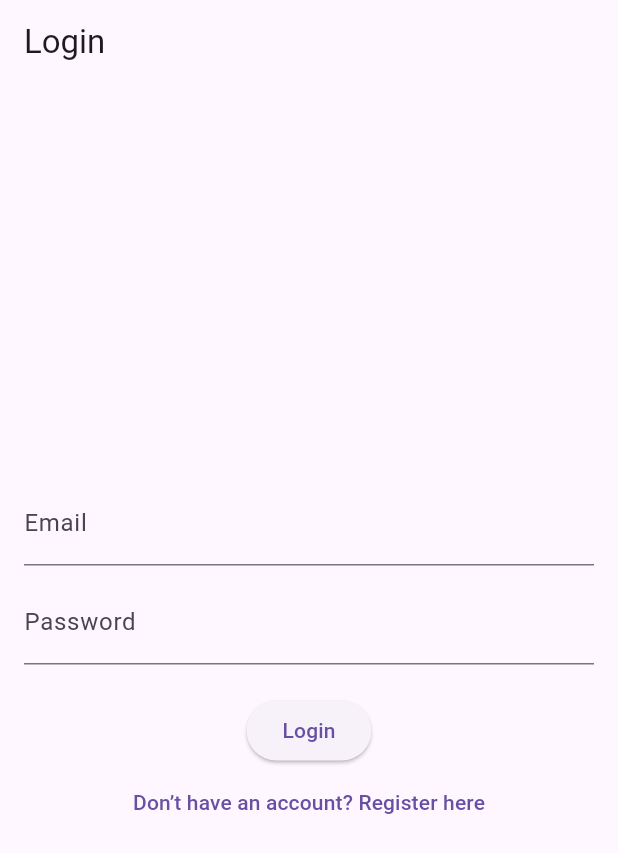
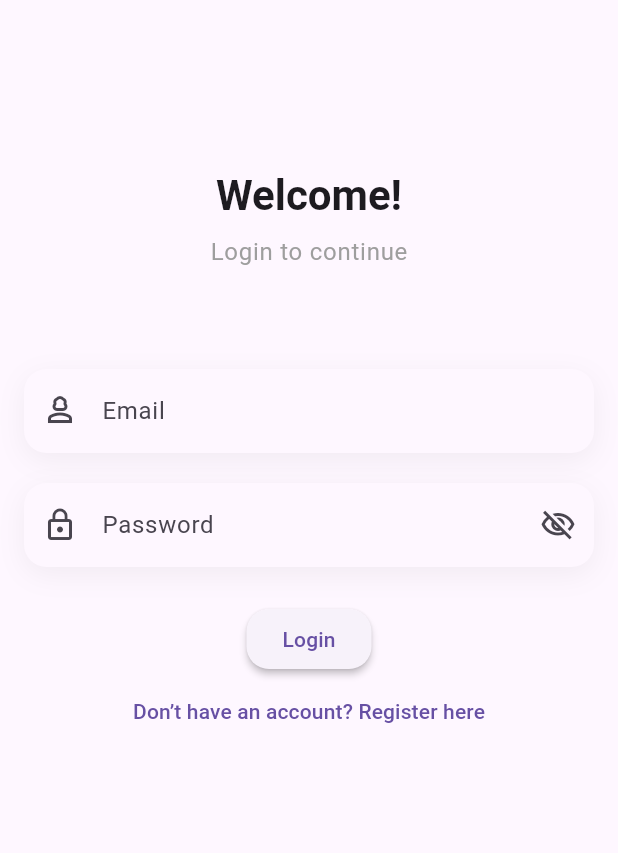
Before and after one commit to ApposoftTech/fullstack_project, a Flutter app: the screen it shows after launch, on a phone screen of 412 x 824 dp. Shown: the top 853 px of the screen. Run offline on Flutter 3.47's test engine with Material 3 defaults, Android fonts, the phone set to English and light mode, and no system bars; our stand-ins replace dio, equatable, flutter_bloc, shared_preferences.

Commit message:
UI Improvements...

```diff
--- a/todo_flutter/lib/screens/login_screen.dart
+++ b/todo_flutter/lib/screens/login_screen.dart
@@ -11,30 +11,152 @@ class LoginScreen extends StatefulWidget {
   _LoginScreenState createState() => _LoginScreenState();
 }
 
-class _LoginScreenState extends State<LoginScreen> {
+class _LoginScreenState extends State<LoginScreen> with SingleTickerProviderStateMixin {
   final TextEditingController emailController = TextEditingController();
   final TextEditingController passwordController = TextEditingController();
+  late AnimationController _animationController;
+  late Animation<double> _fadeAnimation;
+  late Animation<Offset> _slideAnimation;
+  bool _isPasswordVisible = false;
+
+  @override
+  void initState() {
+    super.initState();
+    _animationController = AnimationController(
+      vsync: this,
+      duration: const Duration(milliseconds: 1500),
+    );
+
+    _fadeAnimation = Tween<double>(
+      begin: 0.0,
+      end: 1.0,
+    ).animate(CurvedAnimation(
+      parent: _animationController,
+      curve: Curves.easeIn,
+    ));
+
+    _slideAnimation = Tween<Offset>(
+      begin: const Offset(0, 0.5),
+      end: Offset.zero,
+    ).animate(CurvedAnimation(
+      parent: _animationController,
+      curve: Curves.easeOut,
+    ));
+
+    _animationController.forward();
+  }
+
+  Widget _buildTextField({
+    required TextEditingController controller,
+    required String label,
+    required IconData prefixIcon,
+    bool isPassword = false,
+    bool? isPasswordVisible,
+    VoidCallback? onVisibilityToggle,
+    TextInputType? keyboardType,
+  }) {
+    return Container(
+      decoration: BoxDecoration(
+        color: Theme.of(context).cardColor,
+        borderRadius: BorderRadius.circular(15),
+        boxShadow: [
+          BoxShadow(
+            color: Colors.black.withOpacity(0.05),
+            blurRadius: 15,
+            offset: const Offset(0, 5),
+          ),
+        ],
+      ),
+      child: TextField(
+        controller: controller,
+        obscureText: isPassword && !(_isPasswordVisible),
+        keyboardType: keyboardType,
+        style: const TextStyle(fontSize: 16),
+        decoration: InputDecoration(
+          labelText: label,
+          prefixIcon: Icon(prefixIcon),
+          suffixIcon: isPassword
+              ? IconButton(
+            icon: Icon(
+              _isPasswordVisible
+                  ? Icons.visibility_outlined
+                  : Icons.visibility_off_outlined,
+            ),
+            onPressed: onVisibilityToggle,
+          )
+              : null,
+          border: OutlineInputBorder(
+            borderRadius: BorderRadius.circular(15),
+            borderSide: BorderSide.none,
+          ),
+          filled: true,
+          fillColor: Colors.transparent,
+          contentPadding: const EdgeInsets.symmetric(
+            horizontal: 16,
+            vertical: 16,
+          ),
+        ),
+      ),
+    );
+  }
+
+  @override
+  void dispose() {
+    emailController.dispose();
+    passwordController.dispose();
+    _animationController.dispose();
+    super.dispose();
+  }
 
   @override
   Widget build(BuildContext context) {
     return Scaffold(
-      appBar: AppBar(title: Text('Login')),
-      body: Padding(
+      appBar: AppBar(title: Text('')),
+      body: SingleChildScrollView(
+        child: Padding(
           padding: const EdgeInsets.all(16.0),
+          child: FadeTransition(
+            opacity: _fadeAnimation,
+            child: SlideTransition(
+              position: _slideAnimation,
               child: Column(
                 mainAxisAlignment: MainAxisAlignment.center,
                 children: [
-            TextField(
+                  const SizedBox(height: 40),
+                  Text(
+                    'Welcome!',
+                    style: Theme.of(context).textTheme.headlineMedium?.copyWith(
+                      fontWeight: FontWeight.bold,
+                    ),
+                  ),
+                  const SizedBox(height: 8),
+                  Text(
+                    'Login to continue',
+                    style: Theme.of(context).textTheme.bodyLarge?.copyWith(
+                      color: Colors.grey,
+                    ),
+                  ),
+                  const SizedBox(height: 66),
+                  _buildTextField(
                     controller: emailController,
-              decoration: InputDecoration(labelText: 'Email'),
+                    label: 'Email',
+                    prefixIcon: Icons.person_3_outlined,
+                    keyboardType: TextInputType.emailAddress,
                   ),
-            SizedBox(height: 10),
-            TextField(
+                  const SizedBox(height: 20),
+                  _buildTextField(
                     controller: passwordController,
-              obscureText: true,
-              decoration: InputDecoration(labelText: 'Password'),
+                    label: 'Password',
+                    prefixIcon: Icons.lock_outline,
+                    isPassword: true,
+                    isPasswordVisible: _isPasswordVisible,
+                    onVisibilityToggle: () {
+                      setState(() {
+                        _isPasswordVisible = !_isPasswordVisible;
+                      });
+                    },
                   ),
-            SizedBox(height: 20),
+                  const SizedBox(height: 24),
                   BlocConsumer<AuthBloc, AuthState>(
                     listener: (context, state) {
                       if (state is AuthAuthenticated) {
@@ -63,6 +185,12 @@ class _LoginScreenState extends State<LoginScreen> {
                               }
                             },
                             child: Text('Login'),
+                            style: ElevatedButton.styleFrom(
+                              shape: RoundedRectangleBorder(
+                                borderRadius: BorderRadius.circular(15),
+                              ),
+                              elevation: 2,
+                            ),
                           ),
                           TextButton(
                             onPressed: () {
@@ -80,6 +208,9 @@ class _LoginScreenState extends State<LoginScreen> {
                 ],
               ),
             ),
+          ),
+        ),
+      ),
     );
   }
 }
```
Lines whose indentation alone changed are shown as unchanged.
